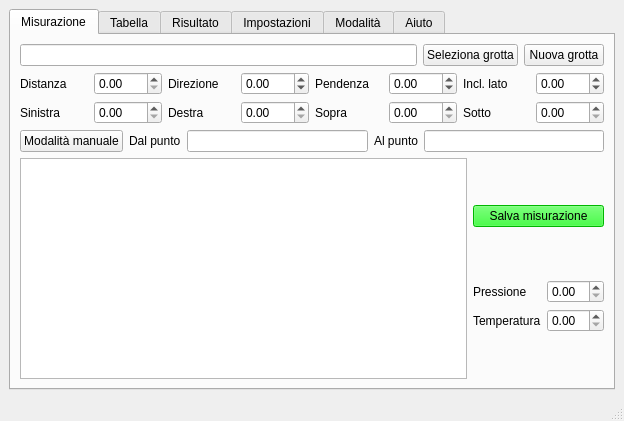
This is charlotte/charlotte.ui in zorbaproject/Meatloaf as Qt 5 draws it before an edit. The edited form follows.
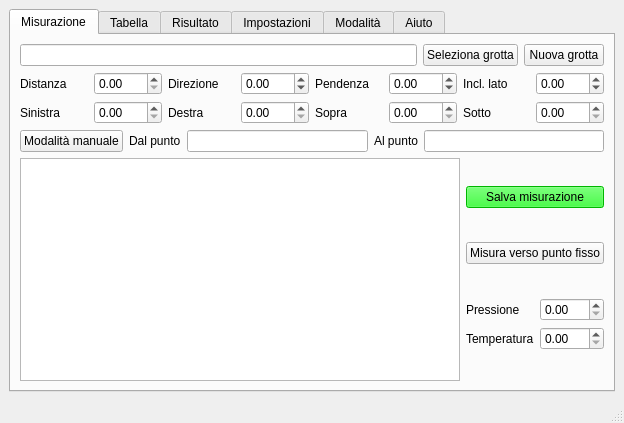
This is the edited form.

Commit message: Calibrazione touchscreen

The edit to the form file:
```diff
--- a/charlotte/charlotte.ui
+++ b/charlotte/charlotte.ui
@@ -7,7 +7,7 @@
     <x>0</x>
     <y>0</y>
     <width>624</width>
-    <height>421</height>
+    <height>423</height>
    </rect>
   </property>
   <property name="windowTitle">
@@ -213,6 +213,16 @@
               </property>
              </widget>
             </item>
+            <item>
+             <widget class="QPushButton" name="puntofisso">
+              <property name="text">
+               <string>Misura verso punto fisso</string>
+              </property>
+              <property name="checkable">
+               <bool>true</bool>
+              </property>
+             </widget>
+            </item>
             <item>
              <layout class="QGridLayout" name="gridLayout_2">
               <item row="0" column="1">
```
Left out of the diff: 7 changed lines with no effect on the pictures. The commit also changes 2 other files.
